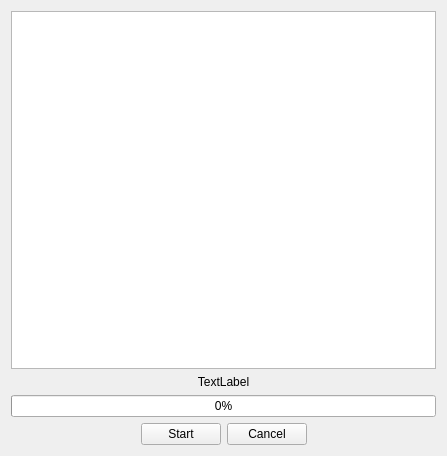
First picture: the form in sources/MarketProcessGui.ui, repository Groundy/CrackerJack, before the edit.
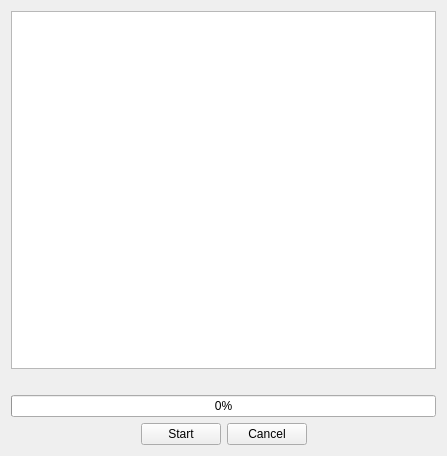
Second picture: the form after the edit.

Commit message: Poprawki tłumaczenia

```diff
--- a/sources/MarketProcessGui.ui
+++ b/sources/MarketProcessGui.ui
@@ -17,7 +17,7 @@
    <item row="1" column="0">
     <widget class="QLabel" name="label">
      <property name="text">
-      <string>TextLabel</string>
+      <string/>
      </property>
      <property name="alignment">
       <set>Qt::AlignCenter</set>
```
The commit also changes 2 other files.
